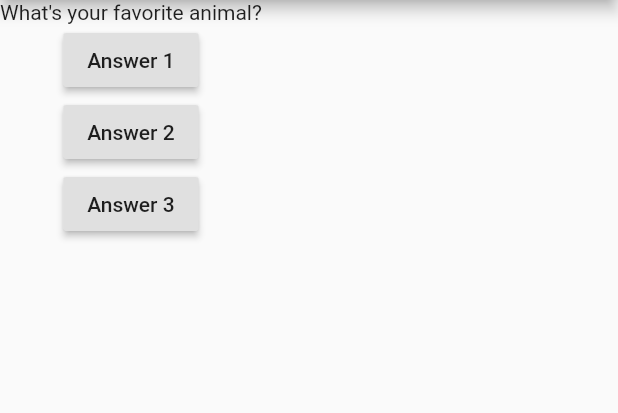
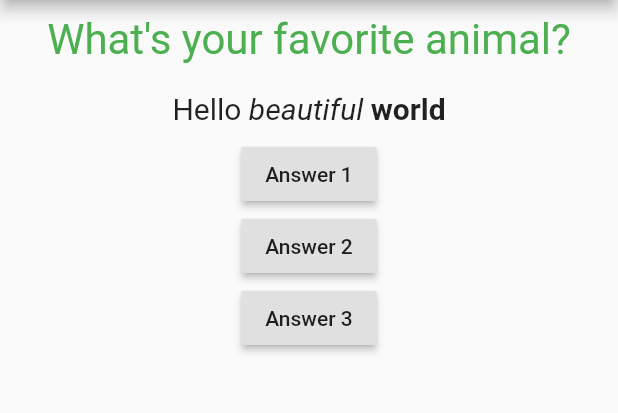
Before and after one commit to raphaelpinel/flutter-personality-quiz, a Flutter app: the screen it shows after launch, after a tap on "Answer 1", after a tap on "Answer 3", on a phone screen of 412 x 824 dp, the part 84-497 px from its top. Run offline on Flutter 3.47's test engine with Material 2 defaults, Android fonts, the phone set to English and light mode, and no system bars.

Commit message:
style question

```diff
--- a/lib/main.dart
+++ b/lib/main.dart
@@ -1,27 +1,40 @@
 import 'package:flutter/material.dart';
+
+import './question.dart';
 
 void main() => runApp(MyApp());
 
 class MyApp extends StatefulWidget {
   @override
-  State<StatefulWidget> createState() => _MyAppState();
+  State<StatefulWidget> createState() {
+    return _MyAppState();
+  }
 }
 
 class _MyAppState extends State<MyApp> {
   var _questionIndex = 0;
-  void _answerQuestion() {
-    setState(() {
-      _questionIndex++;
-    });
+
+  final _questions = [
+    'What\'s your favorite color?',
+    'What\'s your favorite animal?',
+  ];
+
+  _answerQuestion() {
+    if (_questionIndex < _questions.length - 1) {
+      setState(() {
+        _questionIndex = _questionIndex + 1;
+      });
+    }
     print(_questionIndex);
   }
 
   @override
   Widget build(BuildContext context) {
-    var questions = [
+    var _questions = [
       'What\'s your favorite color?',
       'What\'s your favorite animal?',
     ];
+
     return MaterialApp(
       home: Scaffold(
         appBar: AppBar(
@@ -29,22 +42,38 @@ class _MyAppState extends State<MyApp> {
         ),
         body: Column(
           children: <Widget>[
-            Text(questions.elementAt(_questionIndex)),
+            Question(_questions[_questionIndex]),
+            Container(
+              child: Padding(
+                padding: const EdgeInsets.all(8.0),
+                child: Text.rich(
+                  TextSpan(text: 'Hello', children: [
+                    TextSpan(
+                        text: ' beautiful ',
+                        style: TextStyle(fontStyle: FontStyle.italic)),
+                    TextSpan(
+                        text: 'world',
+                        style: TextStyle(fontWeight: FontWeight.bold)),
+                  ]),
+                  style: TextStyle(fontSize: 20),
+                ),
+              ),
+            ),
             RaisedButton(
               child: Text('Answer 1'),
               onPressed: _answerQuestion,
             ),
             RaisedButton(
               child: Text('Answer 2'),
-              onPressed: () => print('pressed on answer 2'),
+              onPressed: () => print('pressed answer 2'),
             ),
             RaisedButton(
               child: Text('Answer 3'),
               onPressed: () {
                 //...
-                print('pressed on answer 3');
+                print('pressed answer 3');
               },
-            ),
+            )
           ],
         ),
       ),
--- /dev/null
+++ b/lib/question.dart
@@ -0,0 +1,20 @@
+import 'package:flutter/material.dart';
+
+class Question extends StatelessWidget {
+  final String questionText;
+
+  Question(this.questionText);
+
+  @override
+  Widget build(BuildContext context) {
+    return Container(
+    width: double.infinity,
+    margin: EdgeInsets.symmetric(vertical: 10),
+    child: Text(
+      questionText,
+      style: TextStyle(fontSize: 28, color: Colors.green),
+      textAlign: TextAlign.center,
+    ),
+    );
+  }
+}
```
